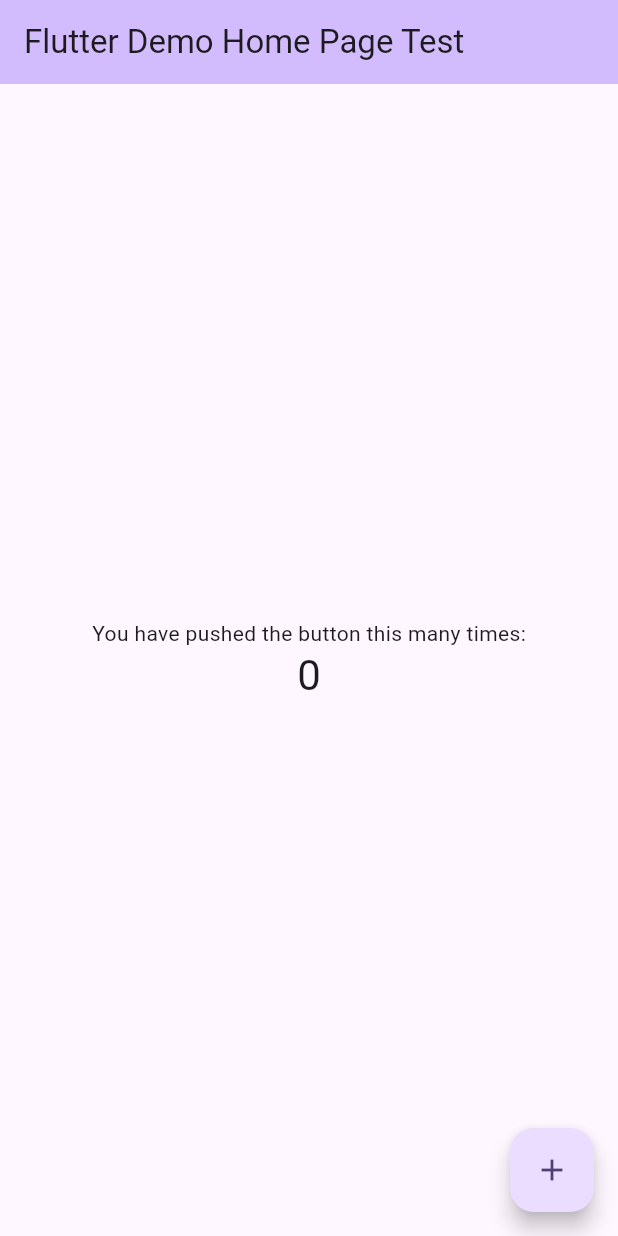
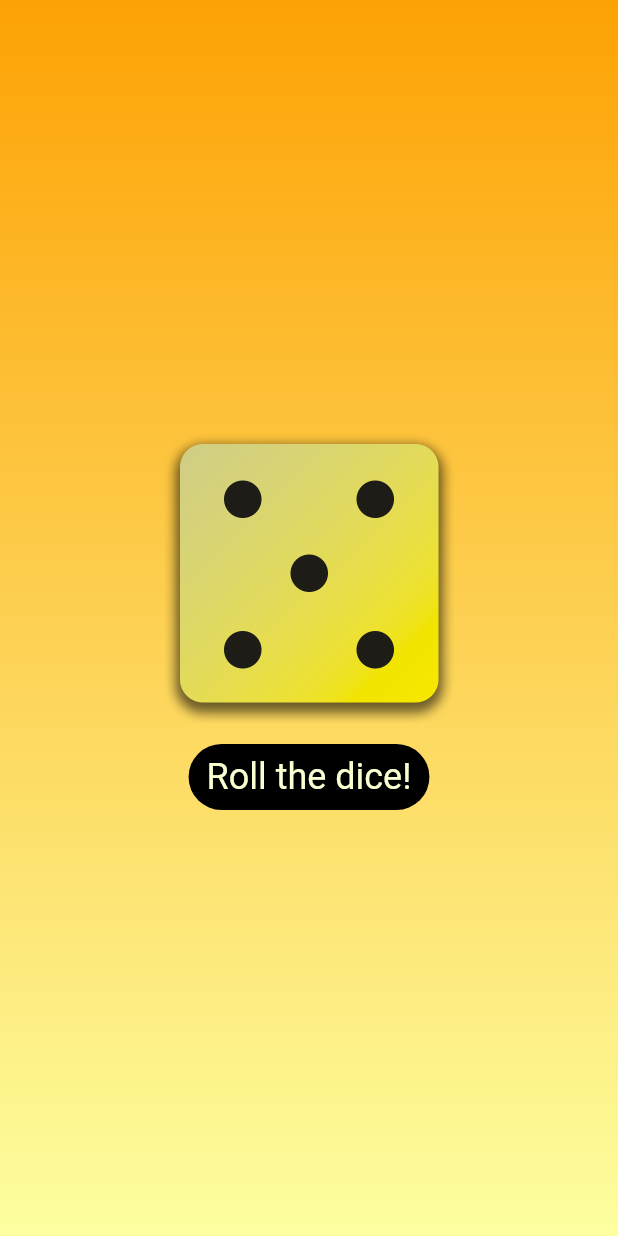
Before and after one commit to raflyyyanuar/first_app, a Flutter app: the screen it shows after launch, on a phone screen of 412 x 824 dp. Run offline on Flutter 3.47's test engine with Material 3 defaults, Android fonts, the phone set to English and light mode, and no system bars.

Commit message:
final commit

```diff
--- /dev/null
+++ b/lib/dice_roller.dart
@@ -0,0 +1,51 @@
+
+import 'dart:math';
+import 'package:first_app/styled_text.dart';
+import 'package:flutter/material.dart';
+
+final randomizer = Random();
+
+class DiceRoller extends StatefulWidget {
+  const DiceRoller({super.key});
+
+  @override
+  State<DiceRoller> createState() {
+    return _DiceRollerState();
+  }
+}
+
+class _DiceRollerState extends State<DiceRoller> {
+  int currDiceRoll = randomizer.nextInt(6) + 1;
+
+  void rollDice() {
+    setState(() {
+      currDiceRoll = randomizer.nextInt(6) + 1;
+    });
+  }
+
+  @override
+  Widget build(BuildContext context) {
+    return Column(
+      mainAxisSize: MainAxisSize.min,
+      children: [
+        Image.asset(
+          'assets/images/dice-images/dice-$currDiceRoll.png',
+          width: 200,
+        ),
+        const SizedBox(
+          height: 12,
+        ),
+        TextButton(
+          onPressed: rollDice,
+          style: TextButton.styleFrom(
+              foregroundColor: Colors.white,
+              backgroundColor: Colors.black,
+              textStyle: const TextStyle(
+                fontSize: 24,
+              )),
+          child: const StyledText("Roll the dice!"),
+        ),
+      ],
+    );
+  }
+}
--- /dev/null
+++ b/lib/gradient_container.dart
@@ -0,0 +1,28 @@
+
+import 'package:first_app/dice_roller.dart';
+import 'package:flutter/material.dart';
+
+Alignment startAlignment = Alignment.topCenter;
+Alignment endAlignment = Alignment.bottomCenter;
+
+class GradientContainer extends StatelessWidget {
+  const GradientContainer(this.colors, {super.key});
+
+  final List<Color> colors;
+
+  @override
+  Widget build(BuildContext context) {
+    return Container(
+      decoration: BoxDecoration(
+        gradient: LinearGradient(
+          begin: startAlignment,
+          end: endAlignment,
+          colors: colors,
+        ),
+      ),
+      child: const Center(
+        child: DiceRoller()
+      ),
+    );
+  }
+}
--- a/lib/main.dart
+++ b/lib/main.dart
@@ -1,125 +1,12 @@
 import 'package:flutter/material.dart';
+import 'package:first_app/gradient_container.dart';
 
 void main() {
-  runApp(const MyApp());
+  runApp(const MaterialApp(
+    home: Scaffold(
+      body: GradientContainer(
+        [Color.fromARGB(255, 253, 162, 4), Color.fromARGB(255, 253, 255, 160)],
+      ),
+    ),
+  ));
 }
-
-class MyApp extends StatelessWidget {
-  const MyApp({super.key});
-
-  // This widget is the root of your application.
-  @override
-  Widget build(BuildContext context) {
-    return MaterialApp(
-      title: 'Flutter Demo',
-      theme: ThemeData(
-        // This is the theme of your application.
-        //
-        // TRY THIS: Try running your application with "flutter run". You'll see
-        // the application has a purple toolbar. Then, without quitting the app,
-        // try changing the seedColor in the colorScheme below to Colors.green
-        // and then invoke "hot reload" (save your changes or press the "hot
-        // reload" button in a Flutter-supported IDE, or press "r" if you used
-        // the command line to start the app).
-        //
-        // Notice that the counter didn't reset back to zero; the application
-        // state is not lost during the reload. To reset the state, use hot
-        // restart instead.
-        //
-        // This works for code too, not just values: Most code changes can be
-        // tested with just a hot reload.
-        colorScheme: ColorScheme.fromSeed(seedColor: Colors.deepPurple),
-        useMaterial3: true,
-      ),
-      home: const MyHomePage(title: 'Flutter Demo Home Page Test'),
-    );
-  }
-}
-
-class MyHomePage extends StatefulWidget {
-  const MyHomePage({super.key, required this.title});
-
-  // This widget is the home page of your application. It is stateful, meaning
-  // that it has a State object (defined below) that contains fields that affect
-  // how it looks.
-
-  // This class is the configuration for the state. It holds the values (in this
-  // case the title) provided by the parent (in this case the App widget) and
-  // used by the build method of the State. Fields in a Widget subclass are
-  // always marked "final".
-
-  final String title;
-
-  @override
-  State<MyHomePage> createState() => _MyHomePageState();
-}
-
-class _MyHomePageState extends State<MyHomePage> {
-  int _counter = 0;
-
-  void _incrementCounter() {
-    setState(() {
-      // This call to setState tells the Flutter framework that something has
-      // changed in this State, which causes it to rerun the build method below
-      // so that the display can reflect the updated values. If we changed
-      // _counter without calling setState(), then the build method would not be
-      // called again, and so nothing would appear to happen.
-      _counter++;
-    });
-  }
-
-  @override
-  Widget build(BuildContext context) {
-    // This method is rerun every time setState is called, for instance as done
-    // by the _incrementCounter method above.
-    //
-    // The Flutter framework has been optimized to make rerunning build methods
-    // fast, so that you can just rebuild anything that needs updating rather
-    // than having to individually change instances of widgets.
-    return Scaffold(
-      appBar: AppBar(
-        // TRY THIS: Try changing the color here to a specific color (to
-        // Colors.amber, perhaps?) and trigger a hot reload to see the AppBar
-        // change color while the other colors stay the same.
-        backgroundColor: Theme.of(context).colorScheme.inversePrimary,
-        // Here we take the value from the MyHomePage object that was created by
-        // the App.build method, and use it to set our appbar title.
-        title: Text(widget.title),
-      ),
-      body: Center(
-        // Center is a layout widget. It takes a single child and positions it
-        // in the middle of the parent.
-        child: Column(
-          // Column is also a layout widget. It takes a list of children and
-          // arranges them vertically. By default, it sizes itself to fit its
-          // children horizontally, and tries to be as tall as its parent.
-          //
-          // Column has various properties to control how it sizes itself and
-          // how it positions its children. Here we use mainAxisAlignment to
-          // center the children vertically; the main axis here is the vertical
-          // axis because Columns are vertical (the cross axis would be
-          // horizontal).
-          //
-          // TRY THIS: Invoke "debug painting" (choose the "Toggle Debug Paint"
-          // action in the IDE, or press "p" in the console), to see the
-          // wireframe for each widget.
-          mainAxisAlignment: MainAxisAlignment.center,
-          children: <Widget>[
-            const Text(
-              'You have pushed the button this many times:',
-            ),
-            Text(
-              '$_counter',
-              style: Theme.of(context).textTheme.headlineMedium,
-            ),
-          ],
-        ),
-      ),
-      floatingActionButton: FloatingActionButton(
-        onPressed: _incrementCounter,
-        tooltip: 'Increment',
-        child: const Icon(Icons.add),
-      ), // This trailing comma makes auto-formatting nicer for build methods.
-    );
-  }
-}
--- /dev/null
+++ b/lib/styled_text.dart
@@ -0,0 +1,19 @@
+import 'package:flutter/material.dart';
+
+class StyledText extends StatelessWidget {
+  const StyledText(this.text, {super.key});
+
+  // only be set once
+  final String text;
+
+  @override
+  Widget build(BuildContext context) {
+    return Text(
+      text,
+      style: const TextStyle(
+        color: Color.fromARGB(255, 250, 255, 210),
+        fontSize: 24,
+      ),
+    );
+  }
+}
```
Also changed, not shown: pubspec.yaml (+7 -3 lines), assets/images/dice-images/dice-1.png (added), assets/images/dice-images/dice-2.png (added), assets/images/dice-images/dice-3.png (added), assets/images/dice-images/dice-4.png (added), assets/images/dice-images/dice-5.png (added), assets/images/dice-images/dice-6.png (added).
